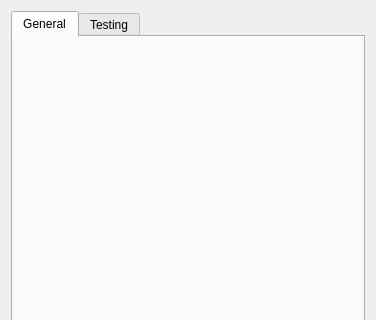
First picture: the form in HiveWE/SettingsEditor.ui, repository stijnherfst/HiveWE, before the edit; both pictures show x 0 to 376 and y 0 to 320 of the 376 by 527 pixel window.
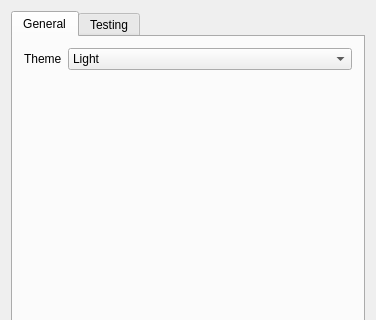
Second picture: the form after the edit.

Commit message: Jass editor syntax highlighting

```diff
--- a/HiveWE/SettingsEditor.ui
+++ b/HiveWE/SettingsEditor.ui
@@ -31,6 +31,29 @@
         <attribute name="title">
          <string>General</string>
         </attribute>
+        <layout class="QFormLayout" name="formLayout_2">
+         <item row="0" column="0">
+          <widget class="QLabel" name="themeLabel">
+           <property name="text">
+            <string>Theme</string>
+           </property>
+          </widget>
+         </item>
+         <item row="0" column="1">
+          <widget class="QComboBox" name="theme">
+           <item>
+            <property name="text">
+             <string>Light</string>
+            </property>
+           </item>
+           <item>
+            <property name="text">
+             <string>Dark</string>
+            </property>
+           </item>
+          </widget>
+         </item>
+        </layout>
        </widget>
        <widget class="QWidget" name="tab_1">
         <attribute name="title">
```
Left out of the diff: 2 changed lines with no effect on the pictures. The commit also changes 7 other files.
